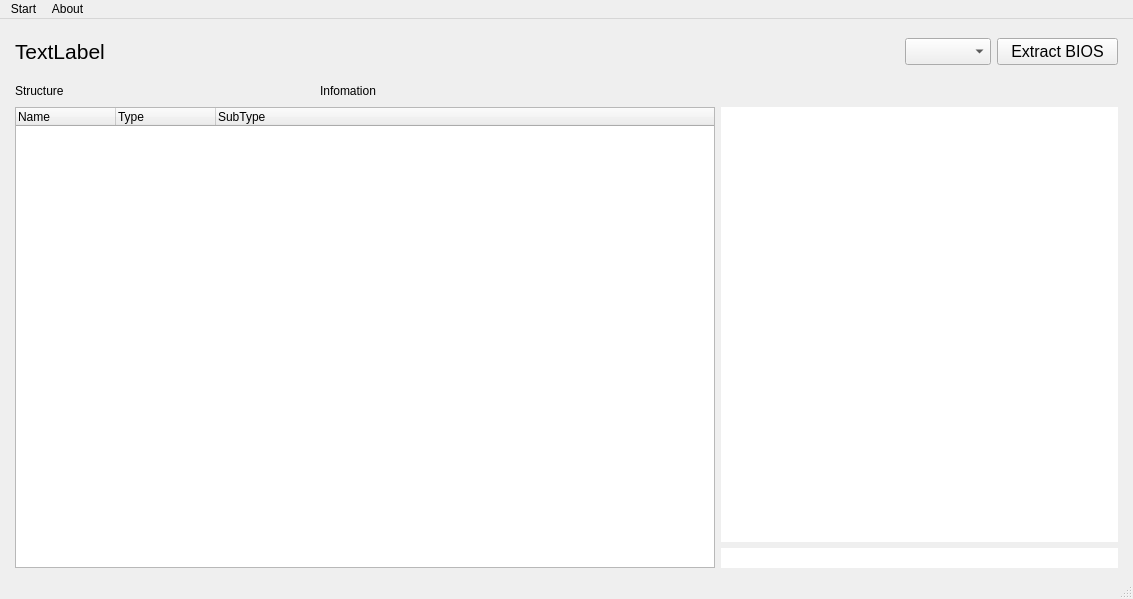
Before: the Qt Designer form mainwindow.ui in stephan-zhuchen/BIOS-Viewer, drawn with Qt 5.
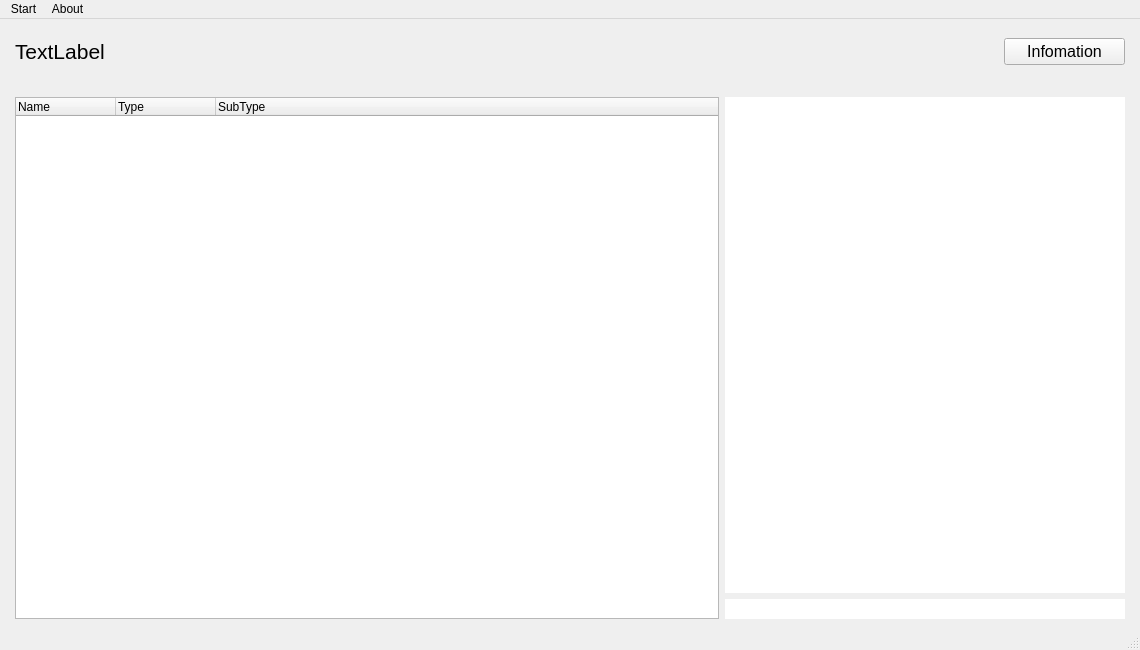
After: the same form once the commit is applied.

```diff
--- a/mainwindow.ui
+++ b/mainwindow.ui
@@ -6,8 +6,8 @@
    <rect>
     <x>0</x>
     <y>0</y>
-    <width>1133</width>
-    <height>599</height>
+    <width>1140</width>
+    <height>650</height>
    </rect>
   </property>
   <property name="font">
@@ -82,31 +82,7 @@
        </spacer>
       </item>
       <item>
-       <widget class="QComboBox" name="itemBox">
-        <property name="enabled">
-         <bool>true</bool>
-        </property>
-        <property name="sizePolicy">
-         <sizepolicy hsizetype="Preferred" vsizetype="Fixed">
-          <horstretch>0</horstretch>
-          <verstretch>0</verstretch>
-         </sizepolicy>
-        </property>
-        <property name="minimumSize">
-         <size>
-          <width>0</width>
-          <height>26</height>
-         </size>
-        </property>
-        <property name="font">
-         <font>
-          <pointsize>12</pointsize>
-         </font>
-        </property>
-       </widget>
-      </item>
-      <item>
-       <widget class="QPushButton" name="saveButton">
+       <widget class="QPushButton" name="infoButton">
         <property name="enabled">
          <bool>true</bool>
         </property>
@@ -134,7 +110,7 @@
          </font>
         </property>
         <property name="text">
-         <string>Extract BIOS</string>
+         <string>Infomation</string>
         </property>
         <property name="checkable">
          <bool>false</bool>
@@ -165,56 +141,17 @@
        <number>6</number>
       </property>
       <item>
-       <widget class="QLabel" name="label">
-        <property name="sizePolicy">
-         <sizepolicy hsizetype="Fixed" vsizetype="Fixed">
-          <horstretch>0</horstretch>
-          <verstretch>0</verstretch>
-         </sizepolicy>
-        </property>
-        <property name="text">
-         <string>Structure</string>
-        </property>
-       </widget>
-      </item>
-      <item>
-       <spacer name="horizontalSpacer_2">
+       <spacer name="verticalSpacer_3">
         <property name="orientation">
-         <enum>Qt::Horizontal</enum>
+         <enum>Qt::Vertical</enum>
         </property>
         <property name="sizeType">
          <enum>QSizePolicy::Fixed</enum>
         </property>
         <property name="sizeHint" stdset="0">
          <size>
-          <width>250</width>
-          <height>20</height>
-         </size>
-        </property>
-       </spacer>
-      </item>
-      <item>
-       <widget class="QLabel" name="label_2">
-        <property name="sizePolicy">
-         <sizepolicy hsizetype="Fixed" vsizetype="Fixed">
-          <horstretch>0</horstretch>
-          <verstretch>0</verstretch>
-         </sizepolicy>
-        </property>
-        <property name="text">
-         <string>Infomation</string>
-        </property>
-       </widget>
-      </item>
-      <item>
-       <spacer name="horizontalSpacer_3">
-        <property name="orientation">
-         <enum>Qt::Horizontal</enum>
-        </property>
-        <property name="sizeHint" stdset="0">
-         <size>
-          <width>40</width>
-          <height>20</height>
+          <width>20</width>
+          <height>16</height>
          </size>
         </property>
        </spacer>
@@ -236,14 +173,20 @@
         </property>
         <property name="sizePolicy">
          <sizepolicy hsizetype="Expanding" vsizetype="Expanding">
-          <horstretch>0</horstretch>
+          <horstretch>1</horstretch>
           <verstretch>0</verstretch>
          </sizepolicy>
         </property>
         <property name="minimumSize">
          <size>
           <width>700</width>
-          <height>0</height>
+          <height>300</height>
+         </size>
+        </property>
+        <property name="maximumSize">
+         <size>
+          <width>1200</width>
+          <height>16777215</height>
          </size>
         </property>
         <property name="font">
@@ -299,15 +242,18 @@
        <layout class="QVBoxLayout" name="verticalLayout">
         <item>
          <widget class="QTextBrowser" name="infoBrowser">
+          <property name="enabled">
+           <bool>true</bool>
+          </property>
           <property name="sizePolicy">
-           <sizepolicy hsizetype="Minimum" vsizetype="Expanding">
+           <sizepolicy hsizetype="Expanding" vsizetype="Expanding">
             <horstretch>0</horstretch>
             <verstretch>0</verstretch>
            </sizepolicy>
           </property>
           <property name="minimumSize">
            <size>
-            <width>300</width>
+            <width>400</width>
             <height>0</height>
            </size>
           </property>
@@ -327,7 +273,7 @@
            <enum>QFrame::Plain</enum>
           </property>
           <property name="lineWrapMode">
-           <enum>QTextEdit::NoWrap</enum>
+           <enum>QTextEdit::WidgetWidth</enum>
           </property>
          </widget>
         </item>
@@ -352,7 +298,7 @@
     <rect>
      <x>0</x>
      <y>0</y>
-     <width>1133</width>
+     <width>1140</width>
      <height>21</height>
     </rect>
    </property>
```
Left out of the diff: 15 changed lines with no effect on the pictures.
